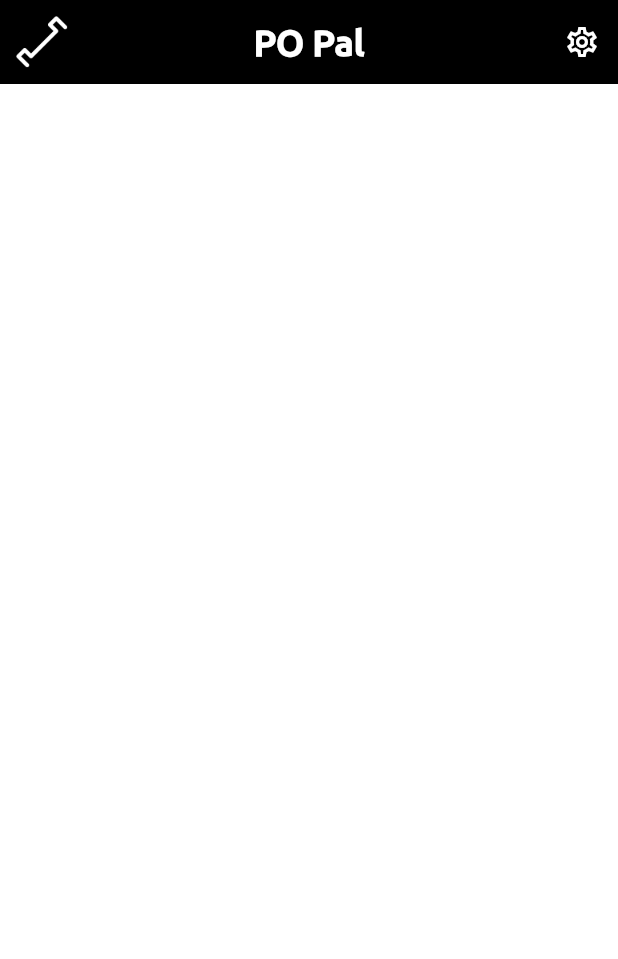
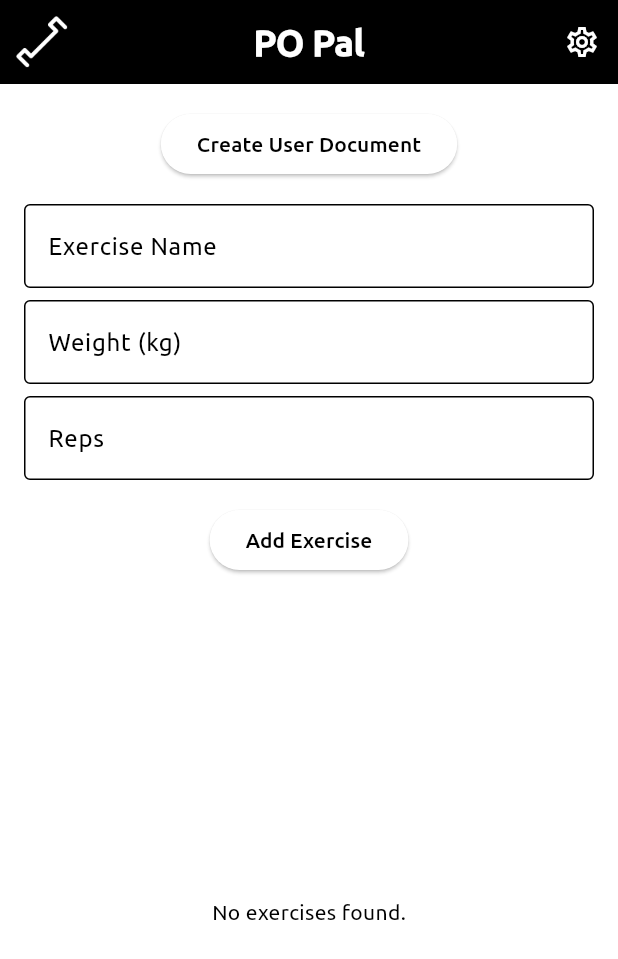
Before and after one commit to BekasAppDev/po-pal, a Flutter app: the TrackingView screen opened directly, on a phone screen of 412 x 824 dp. Shown: the top 959 px of the screen. Run offline on Flutter 3.47's test engine with Material 3 defaults, Android fonts, the light colour scheme and no system bars; our stand-ins replace cloud_firestore, equatable, firebase_auth, firebase_core, flutter_bloc; accounts and stored records are empty; network calls fail.

Commit message:
Cloud service complete

```diff
--- /dev/null
+++ b/lib/services/cloud/cloud_exceptions.dart
@@ -0,0 +1,15 @@
+class CloudException implements Exception {
+  const CloudException();
+}
+
+class CouldNotCreateUserDocumentException implements CloudException {}
+
+class CouldNotCreateExerciseException implements CloudException {}
+
+class CouldNotGetExercisesException implements CloudException {}
+
+class CouldNotUpdateExerciseException implements CloudException {}
+
+class CouldNotDeleteExerciseException implements CloudException {}
+
+class CouldNotDeleteUserDocumentException implements Exception {}
--- /dev/null
+++ b/lib/services/cloud/cloud_exercise.dart
@@ -0,0 +1,21 @@
+import 'package:cloud_firestore/cloud_firestore.dart';
+
+class CloudExercise {
+  final String documentId;
+  final String name;
+  final int weight;
+  final int reps;
+
+  const CloudExercise({
+    required this.documentId,
+    required this.name,
+    required this.weight,
+    required this.reps,
+  });
+
+  CloudExercise.fromSnapshot(DocumentSnapshot<Map<String, dynamic>> snapshot)
+    : documentId = snapshot.id,
+      name = snapshot.data()?['name'],
+      weight = snapshot.data()?['weight'],
+      reps = snapshot.data()?['reps'];
+}
--- /dev/null
+++ b/lib/services/cloud/firebase_cloud_storage.dart
@@ -0,0 +1,106 @@
+import 'package:cloud_firestore/cloud_firestore.dart';
+import 'package:po_pal/services/cloud/cloud_exceptions.dart';
+import 'package:po_pal/services/cloud/cloud_exercise.dart';
+
+class FirebaseCloudStorage {
+  final _firestore = FirebaseFirestore.instance;
+
+  // User document reference
+  DocumentReference _userDoc(String uid) =>
+      _firestore.collection('users').doc(uid);
+
+  // Exercises collection reference
+  CollectionReference<Map<String, dynamic>> _exercises(String uid) =>
+      _userDoc(uid).collection('exercises');
+
+  // Create user document
+  Future<void> createUserDocument({required String uid}) async {
+    try {
+      await _userDoc(uid).set({'_': 1}, SetOptions(merge: true));
+    } catch (e) {
+      throw CouldNotCreateUserDocumentException();
+    }
+  }
+
+  // Create exercise
+  Future<CloudExercise> createExercise({
+    required String uid,
+    required String name,
+    required int weight,
+    required int reps,
+  }) async {
+    try {
+      final docRef = await _exercises(
+        uid,
+      ).add({'name': name, 'weight': weight, 'reps': reps});
+
+      final docSnap = await docRef.get();
+      return CloudExercise.fromSnapshot(docSnap);
+    } catch (e) {
+      throw CouldNotCreateExerciseException();
+    }
+  }
+
+  //get all notes
+  Stream<Iterable<CloudExercise>> allExercises({required String uid}) {
+    try {
+      return _exercises(uid).snapshots().map(
+        (snapshot) =>
+            snapshot.docs.map((doc) => CloudExercise.fromSnapshot(doc)),
+      );
+    } catch (e) {
+      throw CouldNotGetExercisesException();
+    }
+  }
+
+  //update exercise
+  Future<void> updateExercise({
+    required String uid,
+    required String documentId,
+    required int weight,
+    required int reps,
+  }) async {
+    try {
+      final updates = <String, dynamic>{};
+      updates['weight'] = weight;
+      updates['reps'] = reps;
+
+      await _exercises(uid).doc(documentId).update(updates);
+    } catch (e) {
+      throw CouldNotUpdateExerciseException();
+    }
+  }
+
+  // Delete exercise
+  Future<void> deleteExercise({
+    required String uid,
+    required String documentId,
+  }) async {
+    try {
+      await _exercises(uid).doc(documentId).delete();
+    } catch (e) {
+      throw CouldNotDeleteExerciseException();
+    }
+  }
+
+  // Delete user document
+  Future<void> deleteUser({required String uid}) async {
+    try {
+      //delete subcollections first
+      final exerciseDocs = await _exercises(uid).get();
+      for (var doc in exerciseDocs.docs) {
+        await doc.reference.delete();
+      }
+
+      await _userDoc(uid).delete();
+    } catch (e) {
+      throw CouldNotDeleteUserDocumentException();
+    }
+  }
+
+  //singleton
+  static final FirebaseCloudStorage _shared =
+      FirebaseCloudStorage._sharedInstance();
+  FirebaseCloudStorage._sharedInstance();
+  factory FirebaseCloudStorage() => _shared;
+}
--- a/lib/views/register_view.dart
+++ b/lib/views/register_view.dart
@@ -70,6 +70,7 @@ class _RegisterViewState extends State<RegisterView> {
                   autofocus: true,
                   decoration: const InputDecoration(hintText: 'Enter email'),
                 ),
+                const SizedBox(height: 10),
                 TextField(
                   controller: _password,
                   obscureText: true,
--- /dev/null
+++ b/lib/views/testing_view.dart
@@ -0,0 +1,152 @@
+import 'package:flutter/material.dart';
+import 'package:po_pal/services/cloud/firebase_cloud_storage.dart';
+import 'package:po_pal/services/cloud/cloud_exercise.dart';
+
+class TestingBody extends StatefulWidget {
+  final String currentUserId;
+
+  const TestingBody({super.key, required this.currentUserId});
+
+  @override
+  State<TestingBody> createState() => _TestingBodyState();
+}
+
+class _TestingBodyState extends State<TestingBody> {
+  final _nameController = TextEditingController();
+  final _weightController = TextEditingController();
+  final _repsController = TextEditingController();
+
+  final FirebaseCloudStorage _storage = FirebaseCloudStorage();
+
+  @override
+  void dispose() {
+    _nameController.dispose();
+    _weightController.dispose();
+    _repsController.dispose();
+    super.dispose();
+  }
+
+  Future<void> _createUser() async {
+    try {
+      await _storage.createUserDocument(uid: widget.currentUserId);
+      ScaffoldMessenger.of(
+        context,
+      ).showSnackBar(SnackBar(content: Text('User document created')));
+    } catch (e) {
+      ScaffoldMessenger.of(
+        context,
+      ).showSnackBar(SnackBar(content: Text('Failed to create user: $e')));
+    }
+  }
+
+  Future<void> _createExercise() async {
+    final name = _nameController.text.trim();
+    final weight = int.tryParse(_weightController.text.trim());
+    final reps = int.tryParse(_repsController.text.trim());
+
+    if (name.isEmpty || weight == null || reps == null) {
+      ScaffoldMessenger.of(context).showSnackBar(
+        const SnackBar(content: Text('Please fill all fields correctly')),
+      );
+      return;
+    }
+
+    try {
+      await _storage.createExercise(
+        uid: widget.currentUserId,
+        name: name,
+        weight: weight,
+        reps: reps,
+      );
+
+      _nameController.clear();
+      _weightController.clear();
+      _repsController.clear();
+
+      ScaffoldMessenger.of(
+        context,
+      ).showSnackBar(SnackBar(content: Text('Exercise added')));
+    } catch (e) {
+      ScaffoldMessenger.of(
+        context,
+      ).showSnackBar(SnackBar(content: Text('Failed to add exercise: $e')));
+    }
+  }
+
+  @override
+  Widget build(BuildContext context) {
+    return Padding(
+      padding: const EdgeInsets.all(16),
+      child: Column(
+        children: [
+          ElevatedButton(
+            onPressed: _createUser,
+            child: const Text('Create User Document'),
+          ),
+          const SizedBox(height: 16),
+          TextField(
+            controller: _nameController,
+            decoration: const InputDecoration(
+              labelText: 'Exercise Name',
+              border: OutlineInputBorder(),
+            ),
+          ),
+          const SizedBox(height: 8),
+          TextField(
+            controller: _weightController,
+            keyboardType: TextInputType.number,
+            decoration: const InputDecoration(
+              labelText: 'Weight (kg)',
+              border: OutlineInputBorder(),
+            ),
+          ),
+          const SizedBox(height: 8),
+          TextField(
+            controller: _repsController,
+            keyboardType: TextInputType.number,
+            decoration: const InputDecoration(
+              labelText: 'Reps',
+              border: OutlineInputBorder(),
+            ),
+          ),
+          const SizedBox(height: 16),
+          ElevatedButton(
+            onPressed: _createExercise,
+            child: const Text('Add Exercise'),
+          ),
+          const SizedBox(height: 24),
+
+          Expanded(
+            child: StreamBuilder<Iterable<CloudExercise>>(
+              stream: _storage.allExercises(uid: widget.currentUserId),
+              builder: (context, snapshot) {
+                if (snapshot.connectionState == ConnectionState.waiting) {
+                  return const Center(child: CircularProgressIndicator());
+                }
+                if (snapshot.hasError) {
+                  return Center(child: Text('Error: ${snapshot.error}'));
+                }
+                final exercises = snapshot.data?.toList() ?? [];
+                if (exercises.isEmpty) {
+                  return const Center(child: Text('No exercises found.'));
+                }
+                return ListView.builder(
+                  itemCount: exercises.length,
+                  itemBuilder: (context, index) {
+                    final exercise = exercises[index];
+                    return ListTile(
+                      title: Text(exercise.name),
+                      subtitle: Text(
+                        'Weight: ${exercise.weight} kg, Reps: ${exercise.reps}',
+                      ),
+                    );
+                  },
+                );
+              },
+            ),
+          ),
+        ],
+      ),
+    );
+  }
+}
--- a/lib/views/tracking_view.dart
+++ b/lib/views/tracking_view.dart
@@ -1,5 +1,6 @@
 import 'package:flutter/material.dart';
 import 'package:po_pal/views/settings_view.dart';
+import 'package:po_pal/views/testing_view.dart';
 
 class TrackingView extends StatefulWidget {
   const TrackingView({super.key});
@@ -43,7 +44,7 @@ class _TrackingViewState extends State<TrackingView> {
           ),
         ],
       ),
-      body: Scaffold(),
+      body: TestingBody(currentUserId: 'crv6myqvbHhrrJXRAz0Y0Ldkb1A3'),
     );
   }
 }
```
Also changed, not shown: lib/main.dart (+2 -32 lines), lib/theme/light_theme.dart (added, +36 -0 lines).
